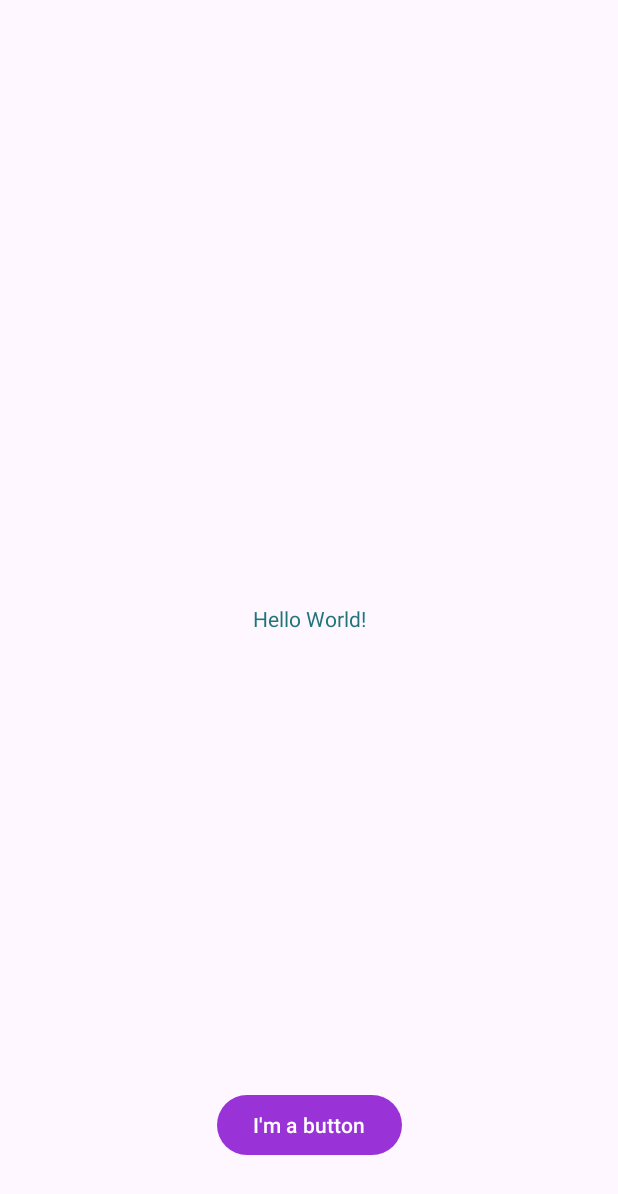
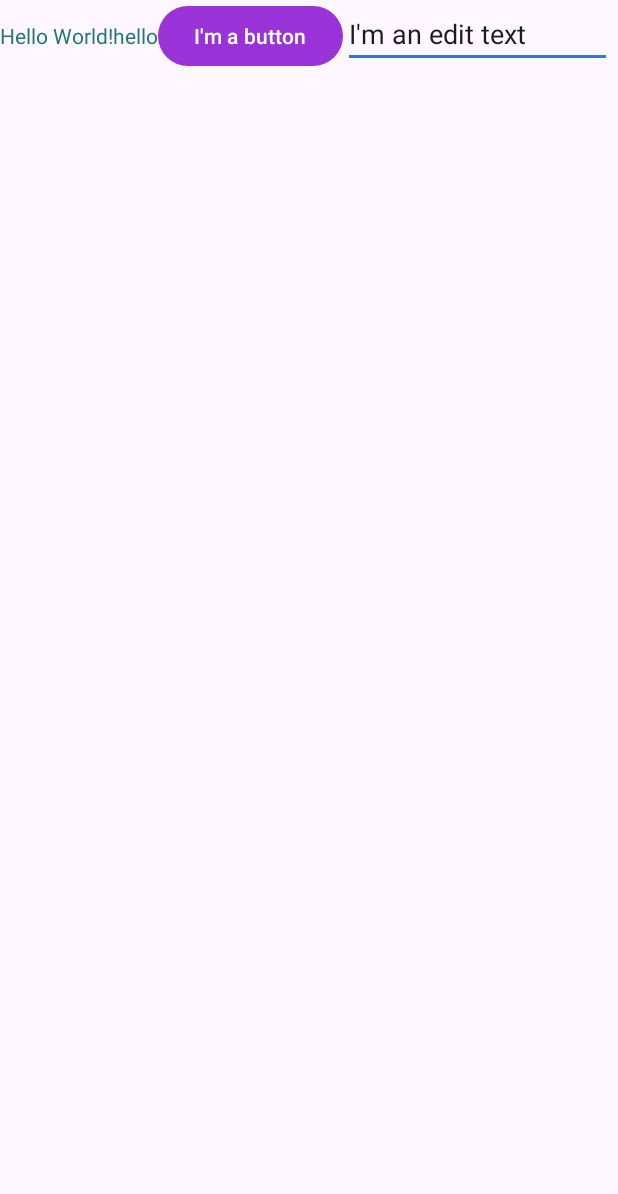
Before and after one commit to AlfredoKylle82/Alfredo-Android-Labs, an Android app: the screen it shows after launch (MainActivity), on a phone screen of 412 x 824 dp. Shown: the top 1194 px of the screen. Run offline under Robolectric (Android 15) with nearby library versions, the phone set to English and light mode, and no system bars.

```diff
--- a/app/build.gradle
+++ b/app/build.gradle
@@ -14,6 +14,10 @@ android {
         versionName "1.0"
 
         testInstrumentationRunner "androidx.test.runner.AndroidJUnitRunner"
+    }
+
+    buildFeatures {
+        viewBinding true
     }
 
     buildTypes {
--- a/app/src/main/AndroidManifest.xml
+++ b/app/src/main/AndroidManifest.xml
@@ -12,7 +12,7 @@
         android:theme="@style/Theme.AlfredosAndroidLabs"
         tools:targetApi="31">
         <activity
-            android:name=".MainActivity"
+            android:name=".ui.MainActivity"
             android:exported="true">
             <intent-filter>
                 <action android:name="android.intent.action.MAIN" />
--- a/app/src/main/java/com/example/algonquin/cst2335/nava0082/MainActivity.java
+++ /dev/null
@@ -1,14 +0,0 @@
-package com.example.algonquin.cst2335.nava0082;
-
-import androidx.appcompat.app.AppCompatActivity;
-
-import android.os.Bundle;
-
-public class MainActivity extends AppCompatActivity {
-
-    @Override
-    protected void onCreate(Bundle savedInstanceState) {
-        super.onCreate(savedInstanceState);
-        setContentView(R.layout.activity_main);
-    }
-}
--- /dev/null
+++ b/app/src/main/java/com/example/algonquin/cst2335/nava0082/data/MainViewModel.java
@@ -0,0 +1,14 @@
+package com.example.algonquin.cst2335.nava0082.data;
+
+import androidx.lifecycle.MutableLiveData;
+import androidx.lifecycle.ViewModel;
+
+public class MainViewModel extends ViewModel {
+
+    public MutableLiveData<String> editString = new MutableLiveData<>();
+
+    public void onChanged(String s){
+
+    }
+
+}
--- /dev/null
+++ b/app/src/main/java/com/example/algonquin/cst2335/nava0082/ui/MainActivity.java
@@ -0,0 +1,36 @@
+package com.example.algonquin.cst2335.nava0082.ui;
+
+import androidx.appcompat.app.AppCompatActivity;
+import androidx.lifecycle.ViewModelProvider;
+
+import android.os.Bundle;
+import android.widget.Button;
+import android.widget.EditText;
+import android.widget.TextView;
+
+import com.example.algonquin.cst2335.nava0082.R;
+import com.example.algonquin.cst2335.nava0082.databinding.ActivityMainBinding;
+
+import com.example.algonquin.cst2335.nava0082.data.MainViewModel;
+
+public class MainActivity extends AppCompatActivity {
+    private ActivityMainBinding variableBinding;
+    private MainViewModel model;
+    @Override
+    protected void onCreate(Bundle savedInstanceState) {
+        super.onCreate(savedInstanceState);
+
+        variableBinding = ActivityMainBinding.inflate(getLayoutInflater());
+        setContentView(variableBinding.getRoot());
+
+        model = new ViewModelProvider(this).get(MainViewModel.class);
+
+
+        variableBinding.mybutton.setOnClickListener(click ->
+        {
+            model.editString.observe(this, s->{
+                variableBinding.textview.setText("your edit text has: "+s);
+            });
+        });
+    }
+}
--- a/app/src/main/res/layout/activity_main.xml
+++ b/app/src/main/res/layout/activity_main.xml
@@ -1,28 +1,38 @@
 <?xml version="1.0" encoding="utf-8"?>
-<androidx.constraintlayout.widget.ConstraintLayout xmlns:android="http://schemas.android.com/apk/res/android"
+<LinearLayout xmlns:android="http://schemas.android.com/apk/res/android"
     xmlns:app="http://schemas.android.com/apk/res-auto"
     xmlns:tools="http://schemas.android.com/tools"
     android:layout_width="match_parent"
     android:layout_height="match_parent"
-    tools:context=".MainActivity">
+    tools:context=".ui.MainActivity">
 
     <TextView
+
         android:layout_width="wrap_content"
         android:layout_height="wrap_content"
         android:text="@string/hello_message"
-        app:layout_constraintBottom_toBottomOf="parent"
-        app:layout_constraintEnd_toEndOf="parent"
-        app:layout_constraintStart_toStartOf="parent"
-        app:layout_constraintTop_toTopOf="parent"></TextView>
+        />
+    <TextView
+        android:id="@+id/textview"
+        android:layout_width="wrap_content"
+        android:layout_height="wrap_content"
+        android:text="hello"
+        />
 
     <Button
+        android:id="@+id/mybutton"
         android:layout_width="wrap_content"
         android:layout_height="wrap_content"
         android:layout_marginBottom="50dp"
         android:text="@string/button_message"
-        app:layout_constraintBottom_toBottomOf="parent"
-        app:layout_constraintEnd_toEndOf="parent"
-        app:layout_constraintHorizontal_bias="0.5"
-        app:layout_constraintStart_toStartOf="parent" />
+         />
 
-</androidx.constraintlayout.widget.ConstraintLayout>
+    <EditText
+        android:id="@+id/editText"
+        android:layout_width="wrap_content"
+        android:layout_height="wrap_content"
+        android:hint="@string/hinttext"
+        android:text="@string/edit_text" />
+
+
+</LinearLayout>
--- a/app/src/main/res/values/strings.xml
+++ b/app/src/main/res/values/strings.xml
@@ -2,4 +2,6 @@
     <string name="app_name">Alfredo\'s Android Labs</string>
     <string name="hello_message">Hello World!</string>
     <string name="button_message">I\'m a button</string>
+    <string name="edit_text">I\'m an edit text</string>
+    <string name="hinttext" translatable="false">Write something here</string>
 </resources>
```
Also changed, not shown: 1 other file.
